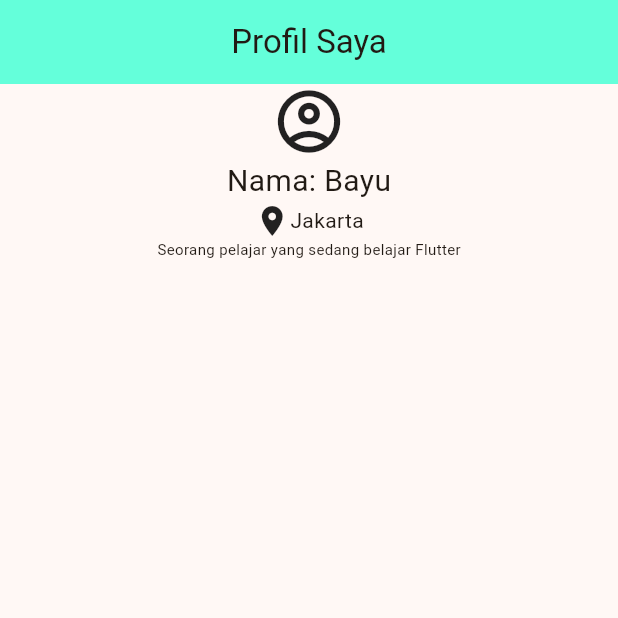
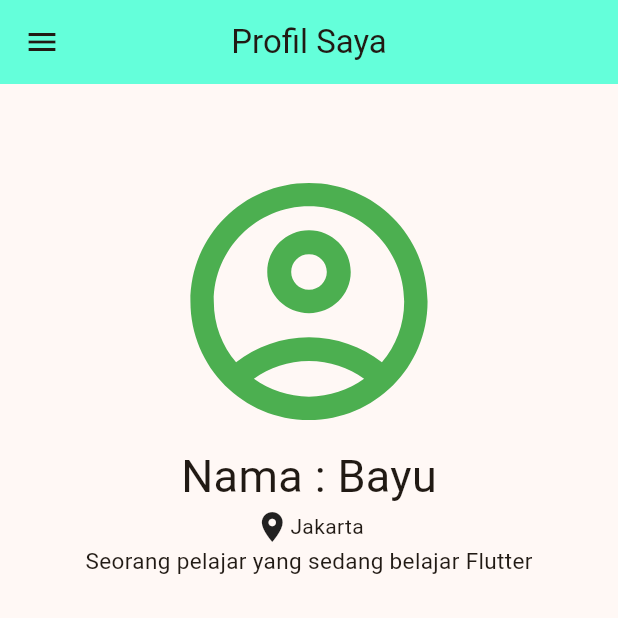
Before and after one commit to baayqq/bayuppkd_b_2, a Flutter app: the screen it shows after launch, on a phone screen of 412 x 824 dp, the top half of it. Run offline on Flutter 3.47's test engine with Material 3 defaults, Android fonts, the phone set to English and light mode, and no system bars.

Commit message:
change colors icon

```diff
--- a/lib/main.dart
+++ b/lib/main.dart
@@ -1,4 +1,5 @@
 import 'package:bayuppkd_b_2/meet_1/meet1.dart';
+import 'package:bayuppkd_b_2/meet_1/meet_2.dart';
 import 'package:bayuppkd_b_2/meet_1/tugas_1_flutter.dart';
 import 'package:flutter/material.dart';
 
--- a/lib/meet_1/tugas_1_flutter.dart
+++ b/lib/meet_1/tugas_1_flutter.dart
@@ -11,19 +11,23 @@ class tugasDua extends StatelessWidget {
         backgroundColor: Colors.tealAccent,
         centerTitle: true,
       ),
+      drawer: Drawer(
+        child: Container(child: Column(children: [Text("login")])),
+      ),
       body: Column(
         //crossAxisAlignment: CrossAxisAlignment.start,
         //mainAxisAlignment: MainAxisAlignment.center,
         children: [
-          Icon(Icons.account_circle_outlined, size: 50),
-          Text("Nama: Bayu", style: TextStyle(fontSize: 20)),
+          SizedBox(height: 50),
+          Icon(Icons.account_circle_outlined, color: Colors.green, size: 190),
+          Text("Nama : Bayu", style: TextStyle(fontSize: 30)),
           Row(
             mainAxisAlignment: MainAxisAlignment.center,
             children: [Icon(Icons.location_on), Text("Jakarta")],
           ),
           Text(
             "Seorang pelajar yang sedang belajar Flutter",
-            style: TextStyle(fontSize: 10),
+            style: TextStyle(fontSize: 15),
           ),
         ],
       ),
```
Also changed, not shown: lib/meet_1/meet_2.dart (added, +17 -0 lines).
